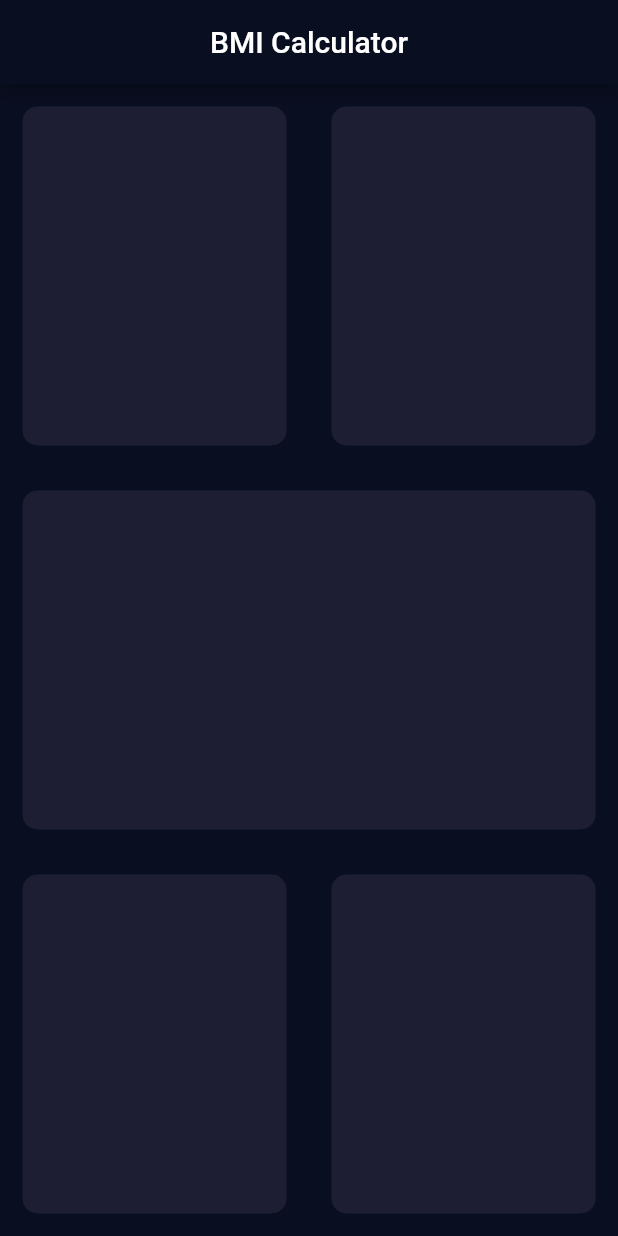
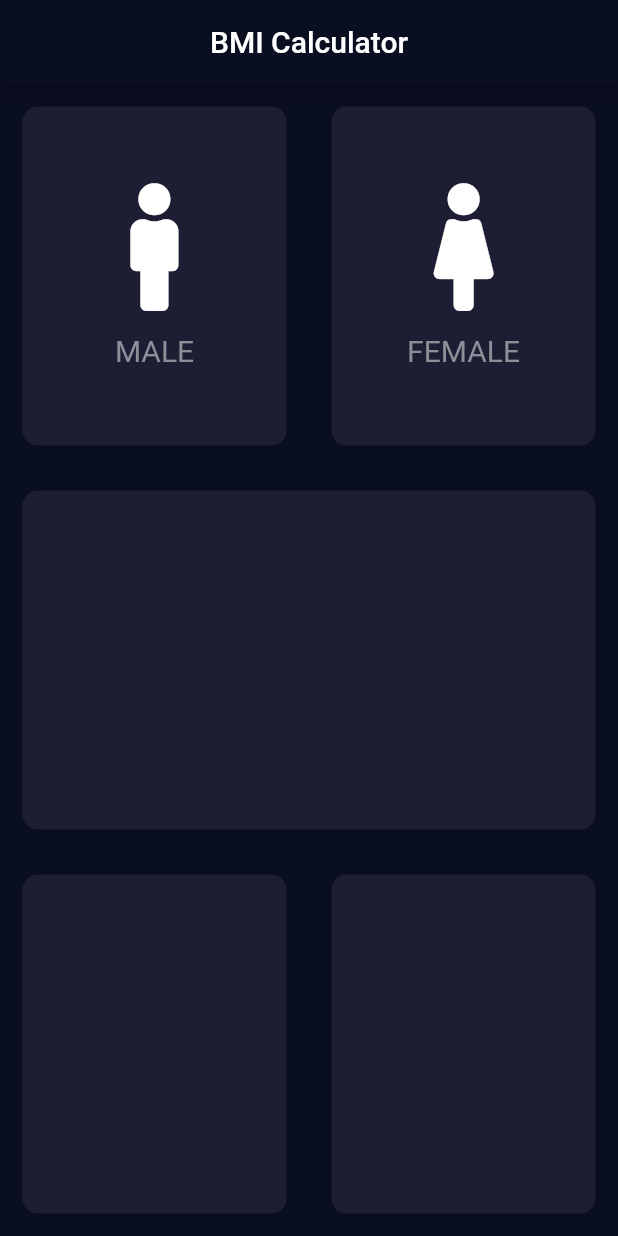
Before and after one commit to ahmeriqbal7aa/bmi_calculator, a Flutter app: the screen it shows after launch, on a phone screen of 412 x 824 dp. Run offline on Flutter 3.47's test engine with Material 2 defaults, Android fonts, the phone set to English and light mode, and no system bars; our stand-ins replace font_awesome_flutter.

Commit message:
Update Refactored Code and Add Font Package

```diff
--- a/lib/InputPage.dart
+++ b/lib/InputPage.dart
@@ -1,5 +1,6 @@
 import 'package:flutter/cupertino.dart';
 import 'package:flutter/material.dart';
+import 'package:font_awesome_flutter/font_awesome_flutter.dart';
 
 class InputPage extends StatefulWidget {
   @override
@@ -23,27 +24,46 @@ class _InputPageState extends State<InputPage> {
               children: [
                 Expanded(
                   //TODO Assigning Color to Refactored Container
-                  child: new RepeatContainerCode(colors: Color(0xFF1D1E33)),
+                  child: new RepeatContainerCode(
+                    colors: Color(0xFF1D1E33),
+                    //TODO Assigning Text and Icon to Refactored Text and Icon
+                    cardWidget: RepeatTextandIconCode(
+                      iconData: FontAwesomeIcons.male,
+                      label: 'MALE',
+                    ),
+                  ),
                 ),
                 Expanded(
-                  child: new RepeatContainerCode(colors: Color(0xFF1D1E33)),
+                  child: new RepeatContainerCode(
+                    colors: Color(0xFF1D1E33),
+                    cardWidget: RepeatTextandIconCode(
+                      iconData: FontAwesomeIcons.female,
+                      label: 'FEMALE',
+                    ),
+                  ),
                 ),
               ],
             ),
           ),
           //TODO Row 2
           Expanded(
-            child: new RepeatContainerCode(colors: Color(0xFF1D1E33)),
+            child: new RepeatContainerCode(
+              colors: Color(0xFF1D1E33),
+            ),
           ),
           //TODO Row 3
           Expanded(
             child: Row(
               children: [
                 Expanded(
-                  child: new RepeatContainerCode(colors: Color(0xFF1D1E33)),
+                  child: new RepeatContainerCode(
+                    colors: Color(0xFF1D1E33),
+                  ),
                 ),
                 Expanded(
-                  child: new RepeatContainerCode(colors: Color(0xFF1D1E33)),
+                  child: new RepeatContainerCode(
+                    colors: Color(0xFF1D1E33),
+                  ),
                 ),
               ],
             ),
@@ -54,22 +74,64 @@ class _InputPageState extends State<InputPage> {
   }
 }
 
+//TODO Auto Generated Text and Icon Refactored Class
+class RepeatTextandIconCode extends StatelessWidget {
+  // const RepeatTextandIconCode({
+  //   Key key,
+  // }) : super(key: key);
+
+  //TODO Define Constructor
+  // here we made a constructor that return icon and label of this class
+  RepeatTextandIconCode({@required this.iconData, this.label});
+  //TODO Define Variables for Text and Icon
+  final IconData iconData;
+  final String label;
+  @override
+  Widget build(BuildContext context) {
+    return Column(
+      mainAxisAlignment: MainAxisAlignment.center,
+      children: [
+        Icon(
+          //TODO here we use IconData variable's object
+          iconData,
+          size: 85.0,
+        ),
+        SizedBox(height: 15.0),
+        Text(
+          //TODO here we use String variable's object
+          label,
+          style: TextStyle(
+            fontSize: 20.0,
+            color: Color(0xFF8D8E98),
+          ),
+        )
+      ],
+    );
+  }
+}
+
 //TODO Auto Generated Container's Refactored Class
 class RepeatContainerCode extends StatelessWidget {
   // const RepeatContainerCode({
   //   Key key,
   // }) : super(key: key);
 
-  // here we made a constructor that return color of this class
-  RepeatContainerCode({@required this.colors});
+  //TODO Define Constructor
+  // here we made a constructor that return color and cardWidget of this class
+  RepeatContainerCode({@required this.colors, this.cardWidget});
+  //TODO Define Variables for Container Code
   // here "final" keyword mean, at runtime we update the property of this class's object ("colors")
   final Color colors;
+  // here we define a Widget variable
+  final Widget cardWidget;
   @override
   Widget build(BuildContext context) {
     return Container(
       margin: EdgeInsets.all(15.0),
+      //TODO here we use Widget variable's object
+      child: cardWidget,
       decoration: BoxDecoration(
-        //TODO here we use color variable
+        //TODO here we use Color variable's object
         color: colors,
         borderRadius: BorderRadius.circular(10.0),
       ),
--- a/pubspec.yaml
+++ b/pubspec.yaml
@@ -28,6 +28,7 @@ dependencies:
   # The following adds the Cupertino Icons font to your application.
   # Use with the CupertinoIcons class for iOS style icons.
   cupertino_icons: ^1.0.0
+  font_awesome_flutter: ^8.10.0
 
 dev_dependencies:
   flutter_test:
```
Also changed, not shown: pubspec.lock.
